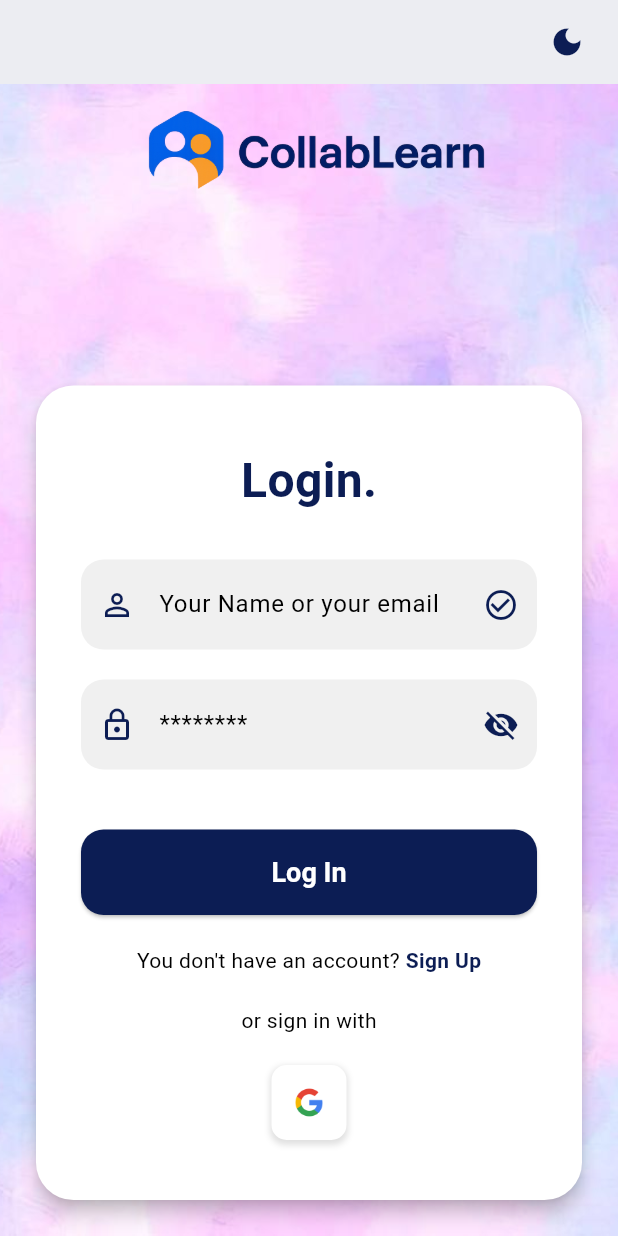
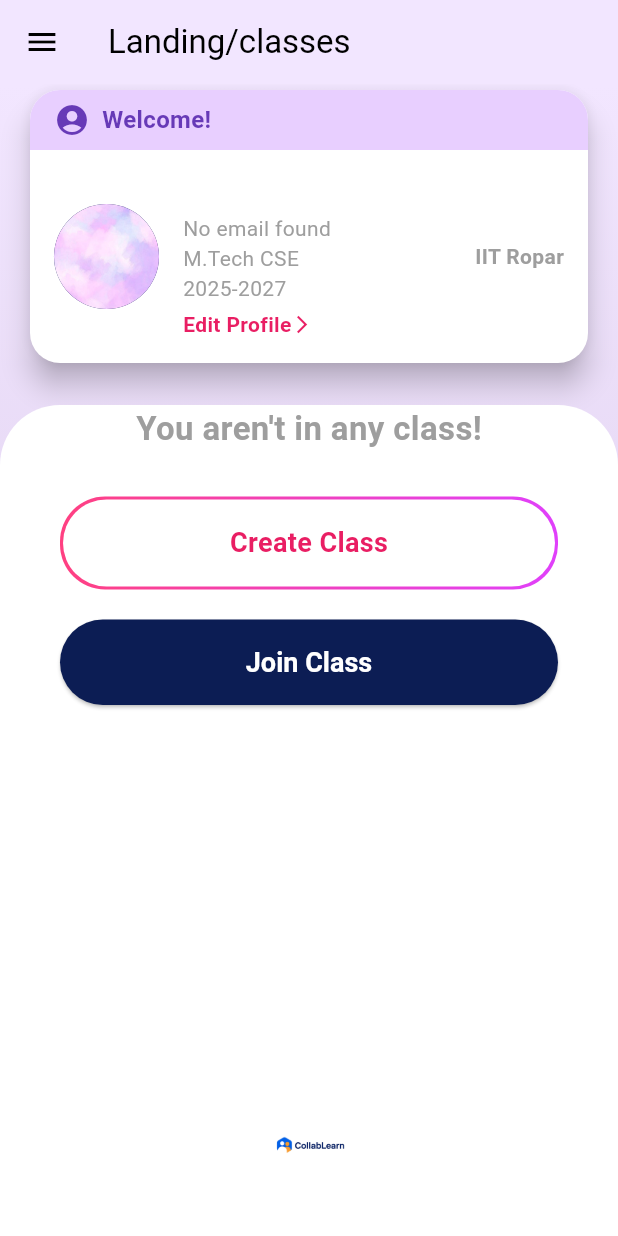
Before and after one commit to ProPaul25/CollabLearn, a Flutter app: the screen it shows after launch, scrolled down 73 dp, after a tap on "Log In", on a phone screen of 412 x 824 dp. Run offline on Flutter 3.47's test engine with Material 3 defaults, Android fonts, the phone set to English and light mode, and no system bars; our stand-ins replace shared_preferences.

Commit message:
Create: Landing Page

```diff
--- /dev/null
+++ b/collablearn1/lib/landing_page.dart
@@ -0,0 +1,268 @@
+// lib/landing_page.dart
+
+import 'package:flutter/material.dart';
+import 'package:shared_preferences/shared_preferences.dart';
+
+class LandingPage extends StatefulWidget {
+  const LandingPage({super.key});
+
+  @override
+  State<LandingPage> createState() => _LandingPageState();
+}
+
+class _LandingPageState extends State<LandingPage> {
+  String _userName = "User";
+  String _userEmail = "";
+
+  @override
+  void initState() {
+    super.initState();
+    _loadUserData();
+  }
+
+  // Fetches the user's name from local storage to display it
+  Future<void> _loadUserData() async {
+    final prefs = await SharedPreferences.getInstance();
+    // Reads the first and last name saved during registration
+    final firstName = prefs.getString('user_firstName') ?? '';
+    final lastName = prefs.getString('user_lastName') ?? '';
+    setState(() {
+      _userName = "$firstName $lastName";
+      _userEmail = prefs.getString('user_email') ?? 'No email found';
+    });
+  }
+
+  @override
+  Widget build(BuildContext context) {
+    return Scaffold(
+      appBar: AppBar(
+        title: const Text('Landing/classes'),
+        backgroundColor: const Color(0xFFF2E6FF), // Light purple background
+        elevation: 0,
+      ),
+      drawer: Drawer(), // Adds the hamburger menu icon functionality
+      body: Stack(
+        children: [
+          // Background Gradient
+          Container(
+            decoration: const BoxDecoration(
+              gradient: LinearGradient(
+                colors: [Color(0xFFF2E6FF), Color(0xFFD6C6E5)],
+                begin: Alignment.topCenter,
+                end: Alignment.bottomCenter,
+              ),
+            ),
+          ),
+          Column(
+            children: [
+              _buildProfileCard(),
+              Expanded(
+                child: Container(
+                  width: double.infinity,
+                  decoration: const BoxDecoration(
+                    color: Colors.white,
+                    borderRadius: BorderRadius.only(
+                      topLeft: Radius.circular(40.0),
+                      topRight: Radius.circular(40.0),
+                    ),
+                  ),
+                  child: Column(
+                    mainAxisAlignment: MainAxisAlignment.center,
+                    children: [
+                      const Text(
+                        "You aren't in any class!",
+                        style: TextStyle(
+                          fontSize: 22,
+                          fontWeight: FontWeight.bold,
+                          color: Colors.grey,
+                        ),
+                      ),
+                      const SizedBox(height: 30),
+                      _buildCreateClassButton(),
+                      const SizedBox(height: 20),
+                      _buildJoinClassButton(),
+                      const Spacer(),
+                      Image.asset(
+                        'assets/logo.png', // Using the logo from your pubspec
+                        height: 40,
+                      ),
+                      const SizedBox(height: 40),
+                    ],
+                  ),
+                ),
+              ),
+            ],
+          ),
+        ],
+      ),
+    );
+  }
+
+  Widget _buildProfileCard() {
+    return Container(
+      padding: const EdgeInsets.fromLTRB(16, 0, 16, 24),
+      child: Card(
+        elevation: 8,
+        shape: RoundedRectangleBorder(borderRadius: BorderRadius.circular(20)),
+        child: Column(
+          children: [
+            Container(
+              padding: const EdgeInsets.symmetric(horizontal: 16, vertical: 8),
+              decoration: const BoxDecoration(
+                color: Color(0xFFE8CFFF),
+                borderRadius: BorderRadius.only(
+                  topLeft: Radius.circular(20),
+                  topRight: Radius.circular(20),
+                ),
+              ),
+              child: const Row(
+                children: [
+                  Icon(Icons.account_circle, color: Colors.deepPurple),
+                  SizedBox(width: 8),
+                  Text(
+                    'Welcome!',
+                    style: TextStyle(
+                      fontWeight: FontWeight.bold,
+                      color: Colors.deepPurple,
+                      fontSize: 16,
+                    ),
+                  ),
+                ],
+              ),
+            ),
+            Padding(
+              padding: const EdgeInsets.all(16.0),
+              child: Row(
+                children: [
+                  const CircleAvatar(
+                    radius: 35,
+                    backgroundImage: AssetImage('assets/background.jpg'), // Placeholder image
+                  ),
+                  const SizedBox(width: 16),
+                  Expanded(
+                    child: Column(
+                      crossAxisAlignment: CrossAxisAlignment.start,
+                      children: [
+                        Text(
+                          _userName,
+                          style: const TextStyle(
+                            fontSize: 18,
+                            fontWeight: FontWeight.bold,
+                          ),
+                        ),
+
+                        // --- FIX IS HERE: ADD THIS TEXT WIDGET ---
+                        Text(
+                          _userEmail, // Display the email
+                          style: const TextStyle(color: Colors.grey),
+                        ),
+                        // --- END OF FIX ---
+
+                        const Text(
+                          'M.Tech CSE',
+                          style: TextStyle(color: Colors.grey),
+                        ),
+                        const Text(
+                          '2025-2027',
+                          style: TextStyle(color: Colors.grey),
+                        ),
+                        const SizedBox(height: 4),
+                        const Row(
+                          children: [
+                            Text(
+                              'Edit Profile',
+                              style: TextStyle(
+                                color: Colors.pink,
+                                fontWeight: FontWeight.bold,
+                              ),
+                            ),
+                            Icon(Icons.arrow_forward_ios,
+                                color: Colors.pink, size: 14),
+                          ],
+                        )
+                      ],
+                    ),
+                  ),
+                  const Align(
+                    alignment: Alignment.bottomRight,
+                    child: Text(
+                      'IIT Ropar',
+                      style: TextStyle(
+                        fontWeight: FontWeight.bold,
+                        color: Colors.grey,
+                      ),
+                    ),
+                  )
+                ],
+              ),
+            ),
+          ],
+        ),
+      ),
+    );
+  }
+
+  Widget _buildCreateClassButton() {
+    return Padding(
+      padding: const EdgeInsets.symmetric(horizontal: 40),
+      child: Container(
+        decoration: BoxDecoration(
+          gradient: const LinearGradient(colors: [Colors.pinkAccent, Colors.purpleAccent]),
+          borderRadius: BorderRadius.circular(30),
+        ),
+        child: Container(
+          margin: const EdgeInsets.all(2), // This creates the border effect
+          decoration: BoxDecoration(
+            color: Colors.white,
+            borderRadius: BorderRadius.circular(30),
+          ),
+          child: Material(
+            color: Colors.transparent,
+            child: InkWell(
+              onTap: () {},
+              borderRadius: BorderRadius.circular(30),
+              child: const Center(
+                child: Padding(
+                  padding: EdgeInsets.symmetric(vertical: 16),
+                  child: Text(
+                    'Create Class',
+                    style: TextStyle(
+                      color: Colors.pink,
+                      fontSize: 18,
+                      fontWeight: FontWeight.bold,
+                    ),
+                  ),
+                ),
+              ),
+            ),
+          ),
+        ),
+      ),
+    );
+  }
+
+  Widget _buildJoinClassButton() {
+    return Padding(
+      padding: const EdgeInsets.symmetric(horizontal: 40),
+      child: SizedBox(
+        width: double.infinity,
+        child: ElevatedButton(
+          onPressed: () {},
+          style: ElevatedButton.styleFrom(
+            backgroundColor: const Color(0xFF0C1D54),
+            foregroundColor: Colors.white,
+            padding: const EdgeInsets.symmetric(vertical: 18),
+            shape: RoundedRectangleBorder(
+              borderRadius: BorderRadius.circular(30),
+            ),
+            textStyle: const TextStyle(
+              fontSize: 18,
+              fontWeight: FontWeight.bold,
+            ),
+          ),
+          child: const Text('Join Class'),
+        ),
+      ),
+    );
+  }
+}
--- a/collablearn1/lib/main.dart
+++ b/collablearn1/lib/main.dart
@@ -1,3 +1,6 @@
+// lib/main.dart
+
+import 'package:collablearn1/landing_page.dart'; // <-- 1. ADD THIS IMPORT
 import 'package:flutter/material.dart';
 import 'package:collablearn1/register_page.dart';
 import 'package:collablearn1/splash_page.dart';
@@ -11,7 +14,6 @@
 
   @override
   Widget build(BuildContext context) {
-    // The wrapper's only job is to start the app with the splash screen.
     return const MaterialApp(
       debugShowCheckedModeBanner: false,
       home: SplashPage(),
@@ -27,7 +29,7 @@
 }
 
 class _MyAppState extends State<MyApp> {
-  ThemeMode _themeMode = ThemeMode.light; // Manage theme state here
+  ThemeMode _themeMode = ThemeMode.light;
 
   void _toggleTheme() {
     setState(() {
@@ -37,7 +39,6 @@
 
   @override
   Widget build(BuildContext context) {
-    // MyApp is now the root widget that handles themes and presents the LoginPage.
     return MaterialApp(
       title: 'Login Page',
       debugShowCheckedModeBanner: false,
@@ -159,7 +160,16 @@
                           SizedBox(
                             width: double.infinity,
                             child: ElevatedButton(
-                              onPressed: () {},
+                              // --- 2. UPDATE THE onPressed CALLBACK ---
+                              onPressed: () {
+                                // For now, we'll navigate directly.
+                                // In a real app, you would validate credentials first.
+                                Navigator.of(context).pushReplacement(
+                                  MaterialPageRoute(
+                                    builder: (context) => const LandingPage(),
+                                  ),
+                                );
+                              },
                               style: ElevatedButton.styleFrom(
                                 foregroundColor: Colors.white,
                                 backgroundColor:
```
